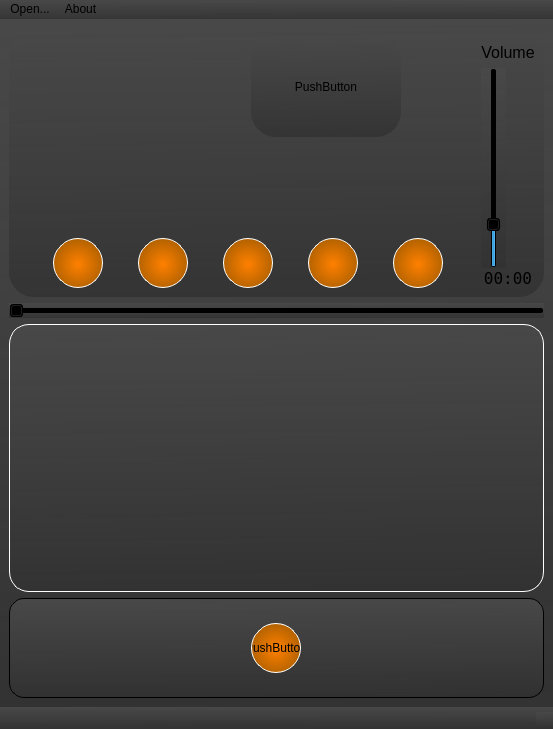
The window that design.ui (den-koch/AudioPlayer_PyVers) describes before a commit, drawn with Qt 5.
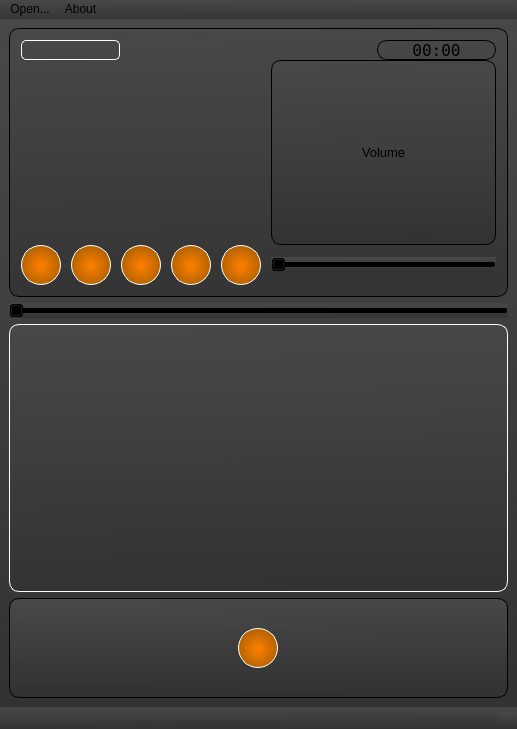
The same window after the commit. Icons and pictures are not drawn.

What changed in the file:
```diff
--- a/design.ui
+++ b/design.ui
@@ -6,7 +6,7 @@
    <rect>
     <x>0</x>
     <y>0</y>
-    <width>553</width>
+    <width>517</width>
     <height>729</height>
    </rect>
   </property>
@@ -30,190 +30,16 @@
     <item>
      <widget class="QFrame" name="frame1">
       <property name="styleSheet">
-       <string notr="true">border-radius:25%;</string>
+       <string notr="true">QFrame {
+border-radius:10%;
+border: 1px solid rgb(0, 0, 0);
+padding: 2px;
+}</string>
       </property>
       <layout class="QGridLayout" name="gridLayout_1">
        <property name="spacing">
         <number>0</number>
        </property>
-       <item row="2" column="0" colspan="3">
-        <layout class="QGridLayout" name="gridLayout_but1">
-         <property name="topMargin">
-          <number>0</number>
-         </property>
-         <item row="1" column="1">
-          <widget class="QPushButton" name="pushButton_3">
-           <property name="sizePolicy">
-            <sizepolicy hsizetype="Expanding" vsizetype="Expanding">
-             <horstretch>0</horstretch>
-             <verstretch>0</verstretch>
-            </sizepolicy>
-           </property>
-           <property name="minimumSize">
-            <size>
-             <width>50</width>
-             <height>50</height>
-            </size>
-           </property>
-           <property name="maximumSize">
-            <size>
-             <width>50</width>
-             <height>50</height>
-            </size>
-           </property>
-           <property name="styleSheet">
-            <string notr="true">border-radius:25%;
-border: 1px solid;
-border-color: rgb(255, 255, 255);
-background-color:qradialgradient(spread:pad, cx:0.505, cy:0.522818, radius:1.044, fx:0.5, fy:0.523, stop:0 rgba(255, 128, 0, 255), stop:1 rgba(102, 68, 0, 255));</string>
-           </property>
-           <property name="text">
-            <string/>
-           </property>
-          </widget>
-         </item>
-         <item row="1" column="0">
-          <widget class="QPushButton" name="pushButton_1">
-           <property name="sizePolicy">
-            <sizepolicy hsizetype="Expanding" vsizetype="Expanding">
-             <horstretch>0</horstretch>
-             <verstretch>0</verstretch>
-            </sizepolicy>
-           </property>
-           <property name="minimumSize">
-            <size>
-             <width>50</width>
-             <height>50</height>
-            </size>
-           </property>
-           <property name="maximumSize">
-            <size>
-             <width>50</width>
-             <height>50</height>
-            </size>
-           </property>
-           <property name="styleSheet">
-            <string notr="true">border-radius:25%;
-border: 1px solid;
-border-color: rgb(255, 255, 255);
-background-color:qradialgradient(spread:pad, cx:0.505, cy:0.522818, radius:1.044, fx:0.5, fy:0.523, stop:0 rgba(255, 128, 0, 255), stop:1 rgba(102, 68, 0, 255));</string>
-           </property>
-           <property name="text">
-            <string/>
-           </property>
-          </widget>
-         </item>
-         <item row="1" column="3">
-          <widget class="QPushButton" name="pushButton_5">
-           <property name="sizePolicy">
-            <sizepolicy hsizetype="Expanding" vsizetype="Expanding">
-             <horstretch>0</horstretch>
-             <verstretch>0</verstretch>
-            </sizepolicy>
-           </property>
-           <property name="minimumSize">
-            <size>
-             <width>50</width>
-             <height>50</height>
-            </size>
-           </property>
-           <property name="maximumSize">
-            <size>
-             <width>50</width>
-             <height>50</height>
-            </size>
-           </property>
-           <property name="styleSheet">
-            <string notr="true">border-radius:25%;
-border: 1px solid;
-border-color: rgb(255, 255, 255);
-background-color:qradialgradient(spread:pad, cx:0.505, cy:0.522818, radius:1.044, fx:0.5, fy:0.523, stop:0 rgba(255, 128, 0, 255), stop:1 rgba(102, 68, 0, 255));</string>
-           </property>
-           <property name="text">
-            <string/>
-           </property>
-          </widget>
-         </item>
-         <item row="1" column="4">
-          <widget class="QPushButton" name="pushButton_2">
-           <property name="sizePolicy">
-            <sizepolicy hsizetype="Expanding" vsizetype="Expanding">
-             <horstretch>0</horstretch>
-             <verstretch>0</verstretch>
-            </sizepolicy>
-           </property>
-           <property name="minimumSize">
-            <size>
-             <width>50</width>
-             <height>50</height>
-            </size>
-           </property>
-           <property name="maximumSize">
-            <size>
-             <width>50</width>
-             <height>50</height>
-            </size>
-           </property>
-           <property name="styleSheet">
-            <string notr="true">border-radius:25%;
-border: 1px solid;
-border-color: rgb(255, 255, 255);
-background-color:qradialgradient(spread:pad, cx:0.505, cy:0.522818, radius:1.044, fx:0.5, fy:0.523, stop:0 rgba(255, 128, 0, 255), stop:1 rgba(102, 68, 0, 255));</string>
-           </property>
-           <property name="text">
-            <string/>
-           </property>
-          </widget>
-         </item>
-         <item row="1" column="2">
-          <widget class="QPushButton" name="pushButton_4">
-           <property name="sizePolicy">
-            <sizepolicy hsizetype="Expanding" vsizetype="Expanding">
-             <horstretch>0</horstretch>
-             <verstretch>0</verstretch>
-            </sizepolicy>
-           </property>
-           <property name="minimumSize">
-            <size>
-             <width>50</width>
-             <height>50</height>
-            </size>
-           </property>
-           <property name="maximumSize">
-            <size>
-             <width>50</width>
-             <height>50</height>
-            </size>
-           </property>
-           <property name="styleSheet">
-            <string notr="true">border-radius:25%;
-border: 1px solid;
-border-color: rgb(255, 255, 255);
-background-color:qradialgradient(spread:pad, cx:0.505, cy:0.522818, radius:1.044, fx:0.5, fy:0.523, stop:0 rgba(255, 128, 0, 255), stop:1 rgba(102, 68, 0, 255));</string>
-           </property>
-           <property name="text">
-            <string/>
-           </property>
-          </widget>
-         </item>
-         <item row="0" column="2">
-          <spacer name="verticalSpacer">
-           <property name="orientation">
-            <enum>Qt::Vertical</enum>
-           </property>
-           <property name="sizeType">
-            <enum>QSizePolicy::Expanding</enum>
-           </property>
-           <property name="sizeHint" stdset="0">
-            <size>
-             <width>20</width>
-             <height>10</height>
-            </size>
-           </property>
-          </spacer>
-         </item>
-        </layout>
-       </item>
        <item row="1" column="0">
         <layout class="QGridLayout" name="gridLayout_label">
          <item row="0" column="0">
@@ -234,7 +60,10 @@
             </size>
            </property>
            <property name="styleSheet">
-            <string notr="true">background-color: 0 ;</string>
+            <string notr="true">background-color: 0 ;
+border: 1px solid rgb(255, 255, 255);
+border-radius: 5%;
+padding: 2px;</string>
            </property>
            <property name="text">
             <string/>
@@ -268,37 +97,12 @@
          </item>
         </layout>
        </item>
-       <item row="1" column="3" rowspan="2">
+       <item row="1" column="1" colspan="2">
+        <layout class="QGridLayout" name="gridLayout"/>
+       </item>
+       <item row="1" column="3">
         <layout class="QGridLayout" name="gridLayout_3">
-         <item row="1" column="0">
-          <widget class="QSlider" name="horizontalSlider_2">
-           <property name="maximumSize">
-            <size>
-             <width>25</width>
-             <height>200</height>
-            </size>
-           </property>
-           <property name="minimum">
-            <number>1</number>
-           </property>
-           <property name="maximum">
-            <number>100</number>
-           </property>
-           <property name="singleStep">
-            <number>2</number>
-           </property>
-           <property name="pageStep">
-            <number>5</number>
-           </property>
-           <property name="value">
-            <number>20</number>
-           </property>
-           <property name="orientation">
-            <enum>Qt::Vertical</enum>
-           </property>
-          </widget>
-         </item>
-         <item row="2" column="0">
+         <item row="0" column="1">
           <widget class="QLabel" name="label_2">
            <property name="maximumSize">
             <size>
@@ -323,18 +127,284 @@
            </property>
           </widget>
          </item>
-         <item row="0" column="0">
-          <widget class="QLabel" name="label_4">
+        </layout>
+       </item>
+       <item row="2" column="0" colspan="4">
+        <layout class="QGridLayout" name="gridLayout_but1">
+         <property name="topMargin">
+          <number>0</number>
+         </property>
+         <item row="1" column="0">
+          <widget class="QPushButton" name="pushButton_1">
+           <property name="sizePolicy">
+            <sizepolicy hsizetype="Expanding" vsizetype="Expanding">
+             <horstretch>0</horstretch>
+             <verstretch>0</verstretch>
+            </sizepolicy>
+           </property>
+           <property name="minimumSize">
+            <size>
+             <width>40</width>
+             <height>40</height>
+            </size>
+           </property>
+           <property name="maximumSize">
+            <size>
+             <width>40</width>
+             <height>40</height>
+            </size>
+           </property>
+           <property name="styleSheet">
+            <string notr="true">border-radius:20%;
+border: 1px solid;
+border-color: rgb(255, 255, 255);
+background-color:qradialgradient(spread:pad, cx:0.505, cy:0.522818, radius:1.044, fx:0.5, fy:0.523, stop:0 rgba(255, 128, 0, 255), stop:1 rgba(102, 68, 0, 255));</string>
+           </property>
+           <property name="text">
+            <string/>
+           </property>
+          </widget>
+         </item>
+         <item row="1" column="2">
+          <widget class="QPushButton" name="pushButton_3">
+           <property name="sizePolicy">
+            <sizepolicy hsizetype="Expanding" vsizetype="Expanding">
+             <horstretch>0</horstretch>
+             <verstretch>0</verstretch>
+            </sizepolicy>
+           </property>
+           <property name="minimumSize">
+            <size>
+             <width>40</width>
+             <height>40</height>
+            </size>
+           </property>
+           <property name="maximumSize">
+            <size>
+             <width>40</width>
+             <height>40</height>
+            </size>
+           </property>
+           <property name="styleSheet">
+            <string notr="true">border-radius:20%;
+border: 1px solid;
+border-color: rgb(255, 255, 255);
+background-color:qradialgradient(spread:pad, cx:0.505, cy:0.522818, radius:1.044, fx:0.5, fy:0.523, stop:0 rgba(255, 128, 0, 255), stop:1 rgba(102, 68, 0, 255));</string>
+           </property>
+           <property name="text">
+            <string/>
+           </property>
+          </widget>
+         </item>
+         <item row="0" column="4">
+          <spacer name="verticalSpacer">
+           <property name="orientation">
+            <enum>Qt::Vertical</enum>
+           </property>
+           <property name="sizeType">
+            <enum>QSizePolicy::Expanding</enum>
+           </property>
+           <property name="sizeHint" stdset="0">
+            <size>
+             <width>20</width>
+             <height>10</height>
+            </size>
+           </property>
+          </spacer>
+         </item>
+         <item row="1" column="6">
+          <widget class="QPushButton" name="pushButton_5">
+           <property name="sizePolicy">
+            <sizepolicy hsizetype="Expanding" vsizetype="Expanding">
+             <horstretch>0</horstretch>
+             <verstretch>0</verstretch>
+            </sizepolicy>
+           </property>
+           <property name="minimumSize">
+            <size>
+             <width>40</width>
+             <height>40</height>
+            </size>
+           </property>
+           <property name="maximumSize">
+            <size>
+             <width>40</width>
+             <height>40</height>
+            </size>
+           </property>
+           <property name="styleSheet">
+            <string notr="true">border-radius:20%;
+border: 1px solid;
+border-color: rgb(255, 255, 255);
+background-color:qradialgradient(spread:pad, cx:0.505, cy:0.522818, radius:1.044, fx:0.5, fy:0.523, stop:0 rgba(255, 128, 0, 255), stop:1 rgba(102, 68, 0, 255));</string>
+           </property>
+           <property name="text">
+            <string/>
+           </property>
+          </widget>
+         </item>
+         <item row="1" column="4">
+          <widget class="QPushButton" name="pushButton_4">
+           <property name="sizePolicy">
+            <sizepolicy hsizetype="Expanding" vsizetype="Expanding">
+             <horstretch>0</horstretch>
+             <verstretch>0</verstretch>
+            </sizepolicy>
+           </property>
+           <property name="minimumSize">
+            <size>
+             <width>40</width>
+             <height>40</height>
+            </size>
+           </property>
+           <property name="maximumSize">
+            <size>
+             <width>40</width>
+             <height>40</height>
+            </size>
+           </property>
+           <property name="styleSheet">
+            <string notr="true">border-radius:20%;
+border: 1px solid;
+border-color: rgb(255, 255, 255);
+background-color:qradialgradient(spread:pad, cx:0.505, cy:0.522818, radius:1.044, fx:0.5, fy:0.523, stop:0 rgba(255, 128, 0, 255), stop:1 rgba(102, 68, 0, 255));</string>
+           </property>
+           <property name="text">
+            <string/>
+           </property>
+          </widget>
+         </item>
+         <item row="1" column="8">
+          <widget class="QPushButton" name="pushButton_2">
+           <property name="sizePolicy">
+            <sizepolicy hsizetype="Expanding" vsizetype="Expanding">
+             <horstretch>0</horstretch>
+             <verstretch>0</verstretch>
+            </sizepolicy>
+           </property>
+           <property name="minimumSize">
+            <size>
+             <width>40</width>
+             <height>40</height>
+            </size>
+           </property>
+           <property name="maximumSize">
+            <size>
+             <width>40</width>
+             <height>40</height>
+            </size>
+           </property>
+           <property name="styleSheet">
+            <string notr="true">border-radius:20%;
+border: 1px solid;
+border-color: rgb(255, 255, 255);
+background-color:qradialgradient(spread:pad, cx:0.505, cy:0.522818, radius:1.044, fx:0.5, fy:0.523, stop:0 rgba(255, 128, 0, 255), stop:1 rgba(102, 68, 0, 255));</string>
+           </property>
+           <property name="text">
+            <string/>
+           </property>
+          </widget>
+         </item>
+         <item row="1" column="10">
+          <widget class="QSlider" name="horizontalSlider_2">
+           <property name="orientation">
+            <enum>Qt::Horizontal</enum>
+           </property>
+          </widget>
+         </item>
+         <item row="1" column="3">
+          <spacer name="horizontalSpacer_3">
+           <property name="orientation">
+            <enum>Qt::Horizontal</enum>
+           </property>
+           <property name="sizeType">
+            <enum>QSizePolicy::Maximum</enum>
+           </property>
+           <property name="sizeHint" stdset="0">
+            <size>
+             <width>10</width>
+             <height>20</height>
+            </size>
+           </property>
+          </spacer>
+         </item>
+         <item row="1" column="7">
+          <spacer name="horizontalSpacer_5">
+           <property name="orientation">
+            <enum>Qt::Horizontal</enum>
+           </property>
+           <property name="sizeType">
+            <enum>QSizePolicy::Maximum</enum>
+           </property>
+           <property name="sizeHint" stdset="0">
+            <size>
+             <width>10</width>
+             <height>20</height>
+            </size>
+           </property>
+          </spacer>
+         </item>
+         <item row="1" column="5">
+          <spacer name="horizontalSpacer_4">
+           <property name="orientation">
+            <enum>Qt::Horizontal</enum>
+           </property>
+           <property name="sizeType">
+            <enum>QSizePolicy::Maximum</enum>
+           </property>
+           <property name="sizeHint" stdset="0">
+            <size>
+             <width>10</width>
+             <height>20</height>
+            </size>
+           </property>
+          </spacer>
+         </item>
+         <item row="1" column="1">
+          <spacer name="horizontalSpacer_2">
+           <property name="orientation">
+            <enum>Qt::Horizontal</enum>
+           </property>
+           <property name="sizeType">
+            <enum>QSizePolicy::Maximum</enum>
+           </property>
+           <property name="sizeHint" stdset="0">
+            <size>
+             <width>10</width>
+             <height>20</height>
+            </size>
+           </property>
+          </spacer>
+         </item>
+         <item row="1" column="9">
+          <spacer name="horizontalSpacer_6">
+           <property name="orientation">
+            <enum>Qt::Horizontal</enum>
+           </property>
+           <property name="sizeType">
+            <enum>QSizePolicy::Maximum</enum>
+           </property>
+           <property name="sizeHint" stdset="0">
+            <size>
+             <width>10</width>
+             <height>20</height>
+            </size>
+           </property>
+          </spacer>
+         </item>
+         <item row="0" column="10">
+          <widget class="QLabel" name="label_3">
+           <property name="sizePolicy">
+            <sizepolicy hsizetype="Expanding" vsizetype="Preferred">
+             <horstretch>0</horstretch>
+             <verstretch>0</verstretch>
+            </sizepolicy>
+           </property>
            <property name="font">
             <font>
-             <family>Arial</family>
-             <pointsize>12</pointsize>
+             <pointsize>10</pointsize>
             </font>
            </property>
-           <property name="styleSheet">
-            <string notr="true">background-color: 0;
-</string>
-           </property>
            <property name="text">
             <string>Volume</string>
            </property>
@@ -345,29 +415,6 @@
          </item>
         </layout>
        </item>
-       <item row="1" column="1" colspan="2">
-        <layout class="QGridLayout" name="gridLayout">
-         <item row="0" column="0">
-          <widget class="QPushButton" name="pushButton">
-           <property name="sizePolicy">
-            <sizepolicy hsizetype="Expanding" vsizetype="Expanding">
-             <horstretch>0</horstretch>
-             <verstretch>0</verstretch>
-            </sizepolicy>
-           </property>
-           <property name="maximumSize">
-            <size>
-             <width>150</width>
-             <height>100</height>
-            </size>
-           </property>
-           <property name="text">
-            <string>PushButton</string>
-           </property>
-          </widget>
-         </item>
-        </layout>
-       </item>
       </layout>
      </widget>
     </item>
@@ -399,7 +446,7 @@
          </sizepolicy>
         </property>
         <property name="styleSheet">
-         <string notr="true">border-radius:20%;
+         <string notr="true">border-radius:10%;
 border: 1px solid;
 border-color: rgb(255, 255, 255);</string>
         </property>
@@ -416,7 +463,7 @@
        </size>
       </property>
       <property name="styleSheet">
-       <string notr="true">border-radius:15%;
+       <string notr="true">border-radius:10%;
 border: 1px solid;</string>
       </property>
       <layout class="QHBoxLayout" name="horizontalLayout_but2">
@@ -433,24 +480,24 @@
          </property>
          <property name="minimumSize">
           <size>
-           <width>50</width>
-           <height>50</height>
+           <width>40</width>
+           <height>40</height>
           </size>
          </property>
          <property name="maximumSize">
           <size>
-           <width>50</width>
-           <height>50</height>
+           <width>40</width>
+           <height>40</height>
           </size>
          </property>
          <property name="styleSheet">
-          <string notr="true">border-radius:25%;
+          <string notr="true">border-radius:20%;
 border: 1px solid;
 border-color: rgb(255, 255, 255);
 background-color:qradialgradient(spread:pad, cx:0.505, cy:0.522818, radius:1.044, fx:0.5, fy:0.523, stop:0 rgba(255, 128, 0, 255), stop:1 rgba(102, 68, 0, 255));</string>
          </property>
          <property name="text">
-          <string>PushButton</string>
+          <string/>
          </property>
         </widget>
        </item>
@@ -464,7 +511,7 @@
     <rect>
      <x>0</x>
      <y>0</y>
-     <width>553</width>
+     <width>517</width>
      <height>26</height>
     </rect>
    </property>
```
Left out of the diff: 2 changed lines with no effect on the pictures.
